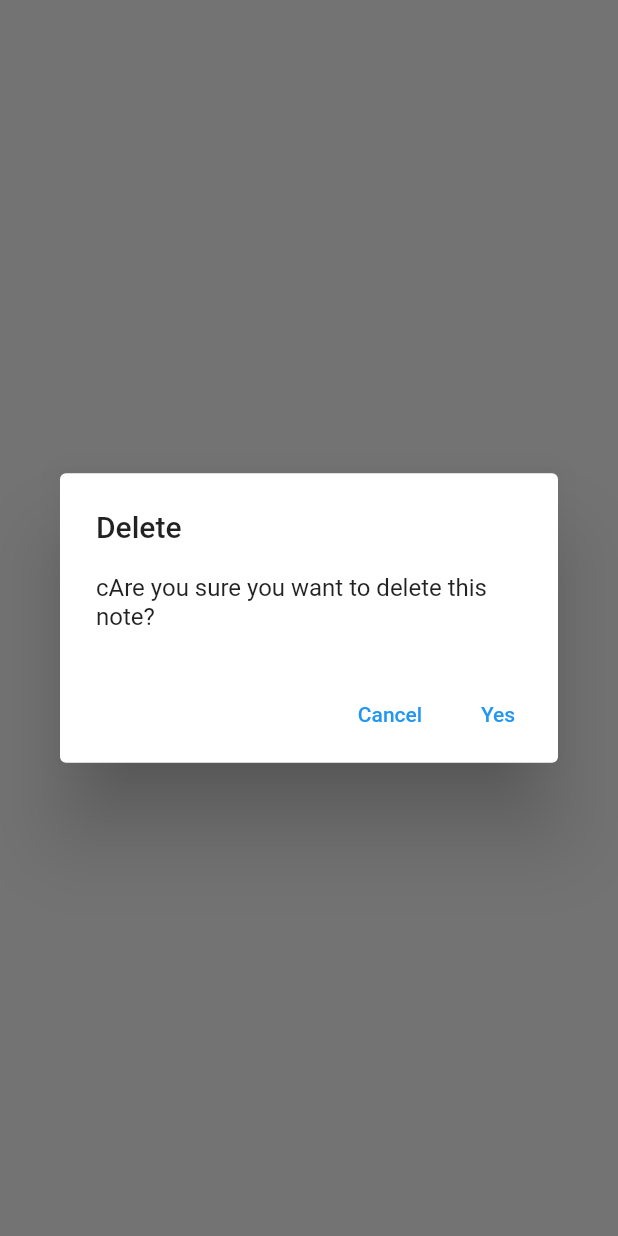
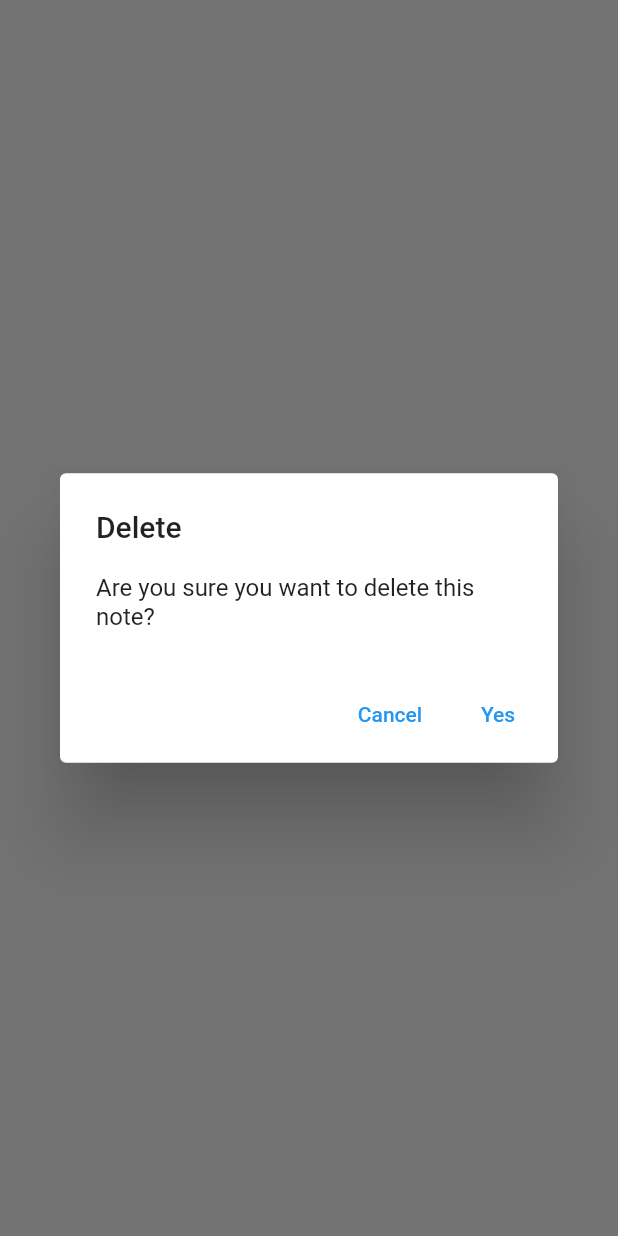
Before and after one commit to a6hii/todos_bloc, a Flutter app: what showDeleteDialog() shows on an empty page, opened directly, on a phone screen of 412 x 824 dp. Run offline on Flutter 3.47's test engine with Material 2 defaults, Android fonts, the phone set to English and light mode, and no system bars; our stand-ins replace cloud_firestore, dartx, equatable, firebase_auth, firebase_core, firebase_storage and 4 more; accounts and stored records are empty.

Commit message:
Minor changes

```diff
--- a/lib/utilities/dialogs/delete_dialog.dart
+++ b/lib/utilities/dialogs/delete_dialog.dart
@@ -6,7 +6,7 @@ Future<bool> showDeleteDialog(BuildContext context) {
   return showGenericDialog<bool>(
     context: context,
     title: 'Delete',
-    content: 'cAre you sure you want to delete this note?',
+    content: 'Are you sure you want to delete this note?',
     optionsBuilder: () => {
       'Cancel': false,
       'Yes': true,
```
